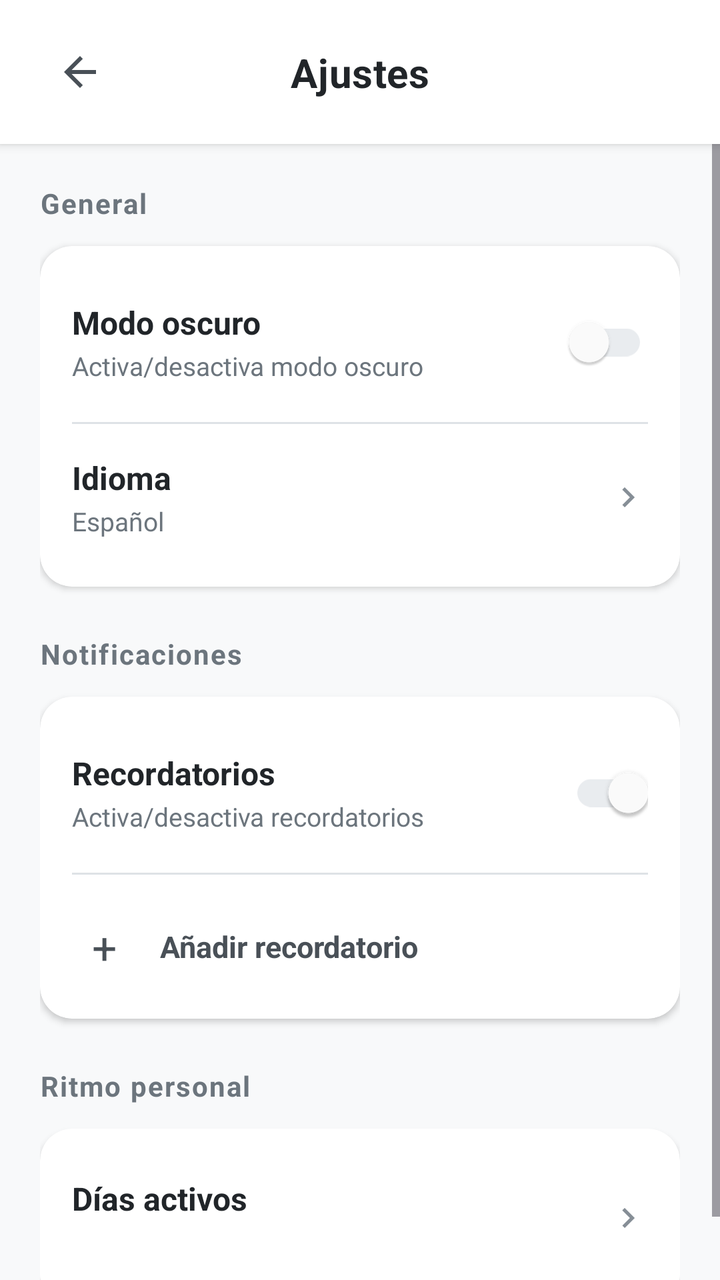
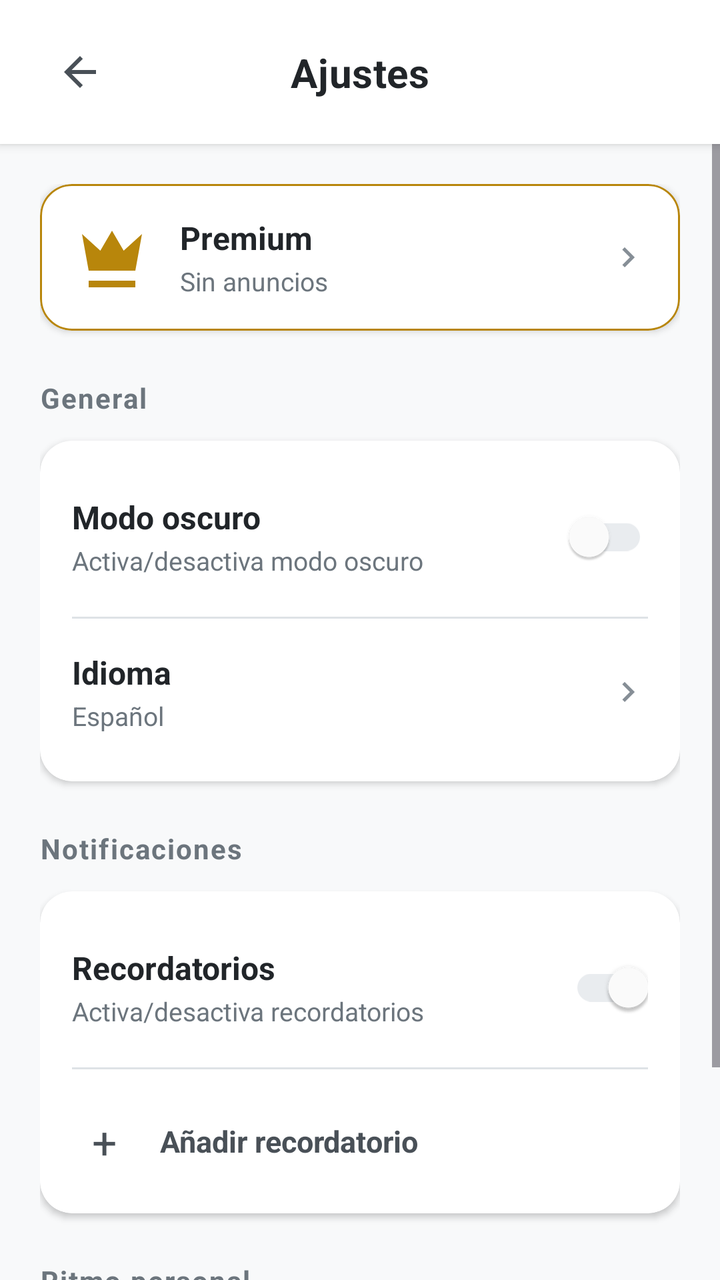

Compare the two renders of this Android layout. The source of the first and the diff that turns it into the second are given below.
<!-- AndroidManifest.xml: application theme Theme.Pace -->
<!-- res/layout/activity_settings.xml -->
<?xml version="1.0" encoding="utf-8"?>
<androidx.constraintlayout.widget.ConstraintLayout
    xmlns:android="http://schemas.android.com/apk/res/android"
    xmlns:app="http://schemas.android.com/apk/res-auto"
    android:layout_width="match_parent"
    android:layout_height="match_parent"
    android:background="@color/background_primary">

    
    <androidx.constraintlayout.widget.ConstraintLayout
        android:id="@+id/headerLayout"
        android:layout_width="0dp"
        android:layout_height="wrap_content"
        android:background="@color/background_card"
        android:elevation="3dp"
        android:paddingTop="16dp"
        android:paddingBottom="16dp"
        android:paddingStart="20dp"
        android:paddingEnd="20dp"
        app:layout_constraintTop_toTopOf="parent"
        app:layout_constraintStart_toStartOf="parent"
        app:layout_constraintEnd_toEndOf="parent">

        
        <ImageButton
            android:id="@+id/backButton"
            android:layout_width="40dp"
            android:layout_height="40dp"
            android:src="@drawable/ic_arrow_back"
            android:background="?attr/selectableItemBackgroundBorderless"
            android:contentDescription="Volver"
            android:scaleType="centerInside"
            app:tint="@color/accent_primary"
            app:layout_constraintTop_toTopOf="parent"
            app:layout_constraintBottom_toBottomOf="parent"
            app:layout_constraintStart_toStartOf="parent" />

        
        <TextView
            android:layout_width="wrap_content"
            android:layout_height="wrap_content"
            android:text="@string/title_stngs"
            android:textSize="20sp"
            android:textStyle="bold"
            android:textColor="@color/text_primary"
            android:letterSpacing="0.01"
            app:layout_constraintTop_toTopOf="parent"
            app:layout_constraintBottom_toBottomOf="parent"
            app:layout_constraintStart_toStartOf="parent"
            app:layout_constraintEnd_toEndOf="parent" />

    </androidx.constraintlayout.widget.ConstraintLayout>

    
    <ScrollView
        android:layout_width="0dp"
        android:layout_height="0dp"
        android:fillViewport="true"
        app:layout_constraintTop_toBottomOf="@id/headerLayout"
        app:layout_constraintBottom_toBottomOf="parent"
        app:layout_constraintStart_toStartOf="parent"
        app:layout_constraintEnd_toEndOf="parent">

        <LinearLayout
            android:layout_width="match_parent"
            android:layout_height="wrap_content"
            android:orientation="vertical"
            android:padding="20dp">

            
            <TextView
                android:layout_width="wrap_content"
                android:layout_height="wrap_content"
                android:text="@string/title_gnrl"
                android:textSize="14sp"
                android:textStyle="bold"
                android:textColor="@color/text_secondary"
                android:letterSpacing="0.05"
                android:layout_marginBottom="12dp" />

            
            <com.google.android.material.card.MaterialCardView
                android:layout_width="match_parent"
                android:layout_height="wrap_content"
                android:layout_marginBottom="24dp"
                app:cardCornerRadius="16dp"
                app:cardElevation="2dp"
                app:strokeWidth="0dp"
                app:cardBackgroundColor="@color/background_card">

                <LinearLayout
                    android:layout_width="match_parent"
                    android:layout_height="wrap_content"
                    android:orientation="vertical"
                    android:padding="16dp">

                    
                    <LinearLayout
                        android:layout_width="match_parent"
                        android:layout_height="wrap_content"
                        android:orientation="horizontal"
                        android:gravity="center_vertical"
                        android:paddingTop="8dp"
                        android:paddingBottom="8dp">

                        <LinearLayout
                            android:layout_width="0dp"
                            android:layout_height="wrap_content"
                            android:layout_weight="1"
                            android:orientation="vertical">

                            <TextView
                                android:layout_width="wrap_content"
                                android:layout_height="wrap_content"
                                android:text="@string/dark_mode"
                                android:textSize="16sp"
                                android:textColor="@color/text_primary"
                                android:textStyle="bold" />

                            <TextView
                                android:layout_width="wrap_content"
                                android:layout_height="wrap_content"
                                android:text="@string/sub_dark_mode"
                                android:textSize="13sp"
                                android:textColor="@color/text_secondary"
                                android:layout_marginTop="2dp" />

                        </LinearLayout>

                        <com.google.android.material.switchmaterial.SwitchMaterial
                            android:id="@+id/darkModeSwitch"
                            android:layout_width="wrap_content"
                            android:layout_height="wrap_content"
                            app:thumbTint="@color/white"
                            app:trackTint="@color/accent_secondary"
                            app:trackTintMode="src_in" />

                    </LinearLayout>

                    
                    <View
                        android:layout_width="match_parent"
                        android:layout_height="1dp"
                        android:background="@color/border_color"
                        android:layout_marginTop="8dp"
                        android:layout_marginBottom="8dp" />

                    
                    <LinearLayout
                        android:id="@+id/languageOption"
                        android:layout_width="match_parent"
                        android:layout_height="wrap_content"
                        android:orientation="horizontal"
                        android:gravity="center_vertical"
                        android:paddingTop="8dp"
                        android:paddingBottom="8dp"
                        android:clickable="true"
                        android:focusable="true"
                        android:background="?attr/selectableItemBackground">

                        <LinearLayout
                            android:layout_width="0dp"
                            android:layout_height="wrap_content"
                            android:layout_weight="1"
                            android:orientation="vertical">

                            <TextView
                                android:layout_width="wrap_content"
                                android:layout_height="wrap_content"
                                android:text="@string/idiom"
                                android:textSize="16sp"
                                android:textColor="@color/text_primary"
                                android:textStyle="bold" />

                            <TextView
                                android:id="@+id/currentLanguageText"
                                android:layout_width="wrap_content"
                                android:layout_height="wrap_content"
                                android:text="@string/sub_idiom"
                                android:textSize="13sp"
                                android:textColor="@color/text_secondary"
                                android:layout_marginTop="2dp" />

                        </LinearLayout>

                        <ImageView
                            android:layout_width="20dp"
                            android:layout_height="20dp"
                            android:src="@drawable/ic_arrow_right"
                            android:contentDescription="Cambiar idioma"
                            app:tint="@color/icon_color" />

                    </LinearLayout>

                </LinearLayout>

            </com.google.android.material.card.MaterialCardView>

            
            <TextView
                android:layout_width="wrap_content"
                android:layout_height="wrap_content"
                android:text="@string/title_ntf"
                android:textSize="14sp"
                android:textStyle="bold"
                android:textColor="@color/text_secondary"
                android:letterSpacing="0.05"
                android:layout_marginBottom="12dp" />

            
            <com.google.android.material.card.MaterialCardView
                android:layout_width="match_parent"
                android:layout_height="wrap_content"
                android:layout_marginBottom="24dp"
                app:cardCornerRadius="16dp"
                app:cardElevation="2dp"
                app:strokeWidth="0dp"
                app:cardBackgroundColor="@color/background_card">

                <LinearLayout
                    android:layout_width="match_parent"
                    android:layout_height="wrap_content"
                    android:orientation="vertical"
                    android:padding="16dp">

                    
                    <LinearLayout
                        android:layout_width="match_parent"
                        android:layout_height="wrap_content"
                        android:orientation="horizontal"
                        android:gravity="center_vertical"
                        android:paddingTop="8dp"
                        android:paddingBottom="8dp">

                        <LinearLayout
                            android:layout_width="0dp"
                            android:layout_height="wrap_content"
                            android:layout_weight="1"
                            android:orientation="vertical">

                            <TextView
                                android:layout_width="wrap_content"
                                android:layout_height="wrap_content"
                                android:text="@string/remember"
                                android:textSize="16sp"
                                android:textColor="@color/text_primary"
                                android:textStyle="bold" />

                            <TextView
                                android:layout_width="wrap_content"
                                android:layout_height="wrap_content"
                                android:text="@string/sub_remember"
                                android:textSize="13sp"
                                android:textColor="@color/text_secondary"
                                android:layout_marginTop="2dp" />

                        </LinearLayout>

                        <com.google.android.material.switchmaterial.SwitchMaterial
                            android:id="@+id/remindersSwitch"
                            android:layout_width="wrap_content"
                            android:layout_height="wrap_content"
                            android:checked="true"
                            app:thumbTint="@color/white"
                            app:trackTint="@color/accent_secondary"
                            app:trackTintMode="src_in" />

                    </LinearLayout>

                    
                    <View
                        android:layout_width="match_parent"
                        android:layout_height="1dp"
                        android:background="@color/border_color"
                        android:layout_marginTop="8dp"
                        android:layout_marginBottom="8dp" />

                    
                    <LinearLayout
                        android:id="@+id/remindersContainer"
                        android:layout_width="match_parent"
                        android:layout_height="wrap_content"
                        android:orientation="vertical" />

                    
                    <LinearLayout
                        android:id="@+id/addReminderButton"
                        android:layout_width="match_parent"
                        android:layout_height="wrap_content"
                        android:orientation="horizontal"
                        android:gravity="center_vertical"
                        android:paddingTop="12dp"
                        android:paddingBottom="4dp"
                        android:clickable="true"
                        android:focusable="true"
                        android:background="?attr/selectableItemBackground">

                        <TextView
                            android:layout_width="32dp"
                            android:layout_height="32dp"
                            android:text="+"
                            android:textSize="22sp"
                            android:textColor="@color/accent_primary"
                            android:gravity="center"
                            android:layout_marginEnd="12dp" />

                        <TextView
                            android:layout_width="wrap_content"
                            android:layout_height="wrap_content"
                            android:text="@string/add_reminder"
                            android:textSize="15sp"
                            android:textColor="@color/accent_primary"
                            android:textStyle="bold" />

                    </LinearLayout>

                </LinearLayout>

            </com.google.android.material.card.MaterialCardView>

            
            <TextView
                android:layout_width="wrap_content"
                android:layout_height="wrap_content"
                android:text="@string/title_rithm"
                android:textSize="14sp"
                android:textStyle="bold"
                android:textColor="@color/text_secondary"
                android:letterSpacing="0.05"
                android:layout_marginBottom="12dp" />

            
            <com.google.android.material.card.MaterialCardView
                android:layout_width="match_parent"
                android:layout_height="wrap_content"
                app:cardCornerRadius="16dp"
                app:cardElevation="2dp"
                app:strokeWidth="0dp"
                app:cardBackgroundColor="@color/background_card">

                <LinearLayout
                    android:layout_width="match_parent"
                    android:layout_height="wrap_content"
                    android:orientation="vertical"
                    android:padding="16dp">

                    
                    <LinearLayout
                        android:id="@+id/activeDaysOption"
                        android:layout_width="match_parent"
                        android:layout_height="wrap_content"
                        android:orientation="horizontal"
                        android:gravity="center_vertical"
                        android:paddingTop="8dp"
                        android:paddingBottom="8dp"
                        android:clickable="true"
                        android:focusable="true"
                        android:background="?attr/selectableItemBackground">

                        <LinearLayout
                            android:layout_width="0dp"
                            android:layout_height="wrap_content"
                            android:layout_weight="1"
                            android:orientation="vertical">

                            <TextView
                                android:layout_width="wrap_content"
                                android:layout_height="wrap_content"
                                android:text="@string/active_days_title"
                                android:textSize="16sp"
                                android:textColor="@color/text_primary"
                                android:textStyle="bold" />

                            <TextView
                                android:id="@+id/activeDaysText"
                                android:layout_width="wrap_content"
                                android:layout_height="wrap_content"
                                android:text=""
                                android:textSize="13sp"
                                android:textColor="@color/text_secondary"
                                android:layout_marginTop="2dp" />

                        </LinearLayout>

                        <ImageView
                            android:layout_width="20dp"
                            android:layout_height="20dp"
                            android:src="@drawable/ic_arrow_right"
                            android:contentDescription="Configurar días"
                            app:tint="@color/icon_color" />

                    </LinearLayout>

                </LinearLayout>

            </com.google.android.material.card.MaterialCardView>

        </LinearLayout>

    </ScrollView>

</androidx.constraintlayout.widget.ConstraintLayout>
<!-- resources referenced by this layout -->
<resources>
  <color name="accent_primary">#495057</color>
  <color name="accent_secondary">#E9ECEF</color>
  <color name="background_card">#FFFFFF</color>
  <color name="background_primary">#F8F9FA</color>
  <color name="border_color">#DEE2E6</color>
  <color name="icon_color">#868E96</color>
  <color name="text_primary">#212529</color>
  <color name="text_secondary">#6C757D</color>
  <color name="white">#FFFFFFFF</color>
  <!-- drawable ic_arrow_back (drawable) -->
  <vector xmlns:android="http://schemas.android.com/apk/res/android"
      android:width="24dp"
      android:height="24dp"
      android:viewportWidth="24"
      android:viewportHeight="24">
      <path
          android:fillColor="@color/accent_primary"
          android:pathData="M20,11H7.83l5.59,-5.59L12,4l-8,8 8,8 1.41,-1.41L7.83,13H20v-2z"/>
  </vector>
  <!-- drawable ic_arrow_right (drawable) -->
  <vector xmlns:android="http://schemas.android.com/apk/res/android"
      android:width="24dp"
      android:height="24dp"
      android:viewportWidth="24"
      android:viewportHeight="24">
      <path
          android:fillColor="@color/icon_color"
          android:pathData="M8.59,16.59L13.17,12 8.59,7.41 10,6l6,6 -6,6 -1.41,-1.41z"/>
  </vector>
  <string name="active_days_title">Días activos</string>
  <string name="add_reminder">Añadir recordatorio</string>
  <string name="dark_mode">Modo oscuro</string>
  <string name="idiom">Idioma</string>
  <string name="remember">Recordatorios</string>
  <string name="sub_dark_mode">Activa/desactiva modo oscuro</string>
  <string name="sub_idiom">Español</string>
  <string name="sub_remember">Activa/desactiva recordatorios</string>
  <string name="title_gnrl">General</string>
  <string name="title_ntf">Notificaciones</string>
  <string name="title_rithm">Ritmo personal</string>
  <string name="title_stngs">Ajustes</string>
  <style name="Theme.Pace" parent="Base.Theme.Pace" />
  <style name="Base.Theme.Pace" parent="Theme.Material3.DayNight.NoActionBar">
          
          <item name="android:statusBarColor">@color/black</item>
          <item name="android:windowOptOutEdgeToEdgeEnforcement" tools:targetApi="35">true</item>
      </style>
  <color name="black">#FF000000</color>
</resources>

<!-- the commit's change to res/layout/activity_settings.xml (unified diff, before → after) -->
@@ -68,6 +68,72 @@
             android:padding="20dp">
 
             
+            <com.google.android.material.card.MaterialCardView
+                android:id="@+id/premiumCard"
+                android:layout_width="match_parent"
+                android:layout_height="wrap_content"
+                android:layout_marginBottom="24dp"
+                android:clickable="true"
+                android:focusable="true"
+                android:foreground="?attr/selectableItemBackground"
+                app:cardCornerRadius="16dp"
+                app:cardElevation="2dp"
+                app:strokeWidth="1dp"
+                app:strokeColor="@color/premium_gold"
+                app:cardBackgroundColor="@color/background_card">
+
+                <LinearLayout
+                    android:layout_width="match_parent"
+                    android:layout_height="wrap_content"
+                    android:orientation="horizontal"
+                    android:gravity="center_vertical"
+                    android:padding="16dp">
+
+                    <ImageView
+                        android:layout_width="40dp"
+                        android:layout_height="40dp"
+                        android:src="@drawable/ic_crown"
+                        app:tint="@color/premium_gold"
+                        android:contentDescription="@string/premium_title"
+                        android:layout_marginEnd="14dp" />
+
+                    <LinearLayout
+                        android:layout_width="0dp"
+                        android:layout_height="wrap_content"
+                        android:layout_weight="1"
+                        android:orientation="vertical">
+
+                        <TextView
+                            android:layout_width="wrap_content"
+                            android:layout_height="wrap_content"
+                            android:text="@string/premium"
+                            android:textSize="16sp"
+                            android:textColor="@color/text_primary"
+                            android:textStyle="bold" />
+
+                        <TextView
+                            android:id="@+id/premiumStatusText"
+                            android:layout_width="wrap_content"
+                            android:layout_height="wrap_content"
+                            android:text="@string/premium_feature_adfree"
+                            android:textSize="13sp"
+                            android:textColor="@color/text_secondary"
+                            android:layout_marginTop="2dp" />
+
+                    </LinearLayout>
+
+                    <ImageView
+                        android:layout_width="20dp"
+                        android:layout_height="20dp"
+                        android:src="@drawable/ic_arrow_right"
+                        android:contentDescription="@string/premium"
+                        app:tint="@color/icon_color" />
+
+                </LinearLayout>
+
+            </com.google.android.material.card.MaterialCardView>
+
+            
             <TextView
                 android:layout_width="wrap_content"
                 android:layout_height="wrap_content"
<!-- resource entries referenced after the edit -->
@@ -6,6 +6,7 @@
   <color name="background_primary">#F8F9FA</color>
   <color name="border_color">#DEE2E6</color>
   <color name="icon_color">#868E96</color>
+  <color name="premium_gold">#B8860B</color>
   <color name="text_primary">#212529</color>
   <color name="text_secondary">#6C757D</color>
   <color name="white">#FFFFFFFF</color>
@@ -29,10 +30,23 @@
           android:fillColor="@color/icon_color"
           android:pathData="M8.59,16.59L13.17,12 8.59,7.41 10,6l6,6 -6,6 -1.41,-1.41z"/>
   </vector>
+  <!-- drawable ic_crown (drawable) -->
+  <vector xmlns:android="http://schemas.android.com/apk/res/android"
+      android:width="24dp"
+      android:height="24dp"
+      android:viewportWidth="24"
+      android:viewportHeight="24">
+      <path
+          android:fillColor="@color/icon_color"
+          android:pathData="M5,16L3,5l5.5,5L12,4l3.5,6L21,5l-2,11H5zM19,19H5v2h14v-2z"/>
+  </vector>
   <string name="active_days_title">Días activos</string>
   <string name="add_reminder">Añadir recordatorio</string>
   <string name="dark_mode">Modo oscuro</string>
   <string name="idiom">Idioma</string>
+  <string name="premium">Premium</string>
+  <string name="premium_feature_adfree">Sin anuncios</string>
+  <string name="premium_title">Pace Premium</string>
   <string name="remember">Recordatorios</string>
   <string name="sub_dark_mode">Activa/desactiva modo oscuro</string>
   <string name="sub_idiom">Español</string>
